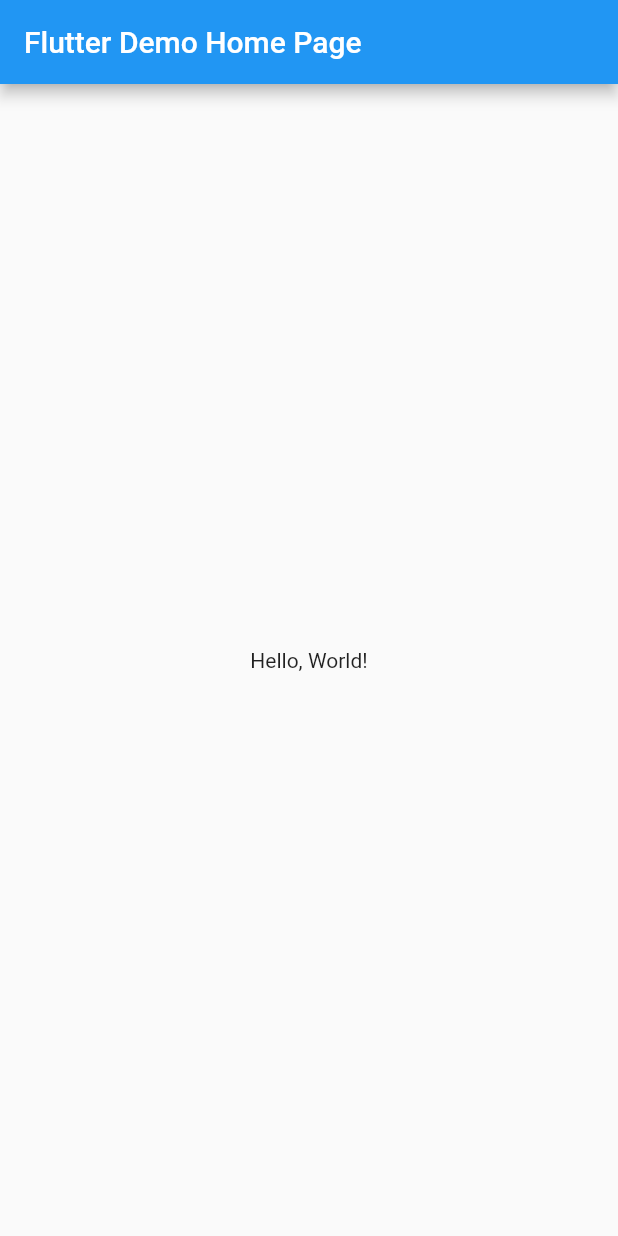
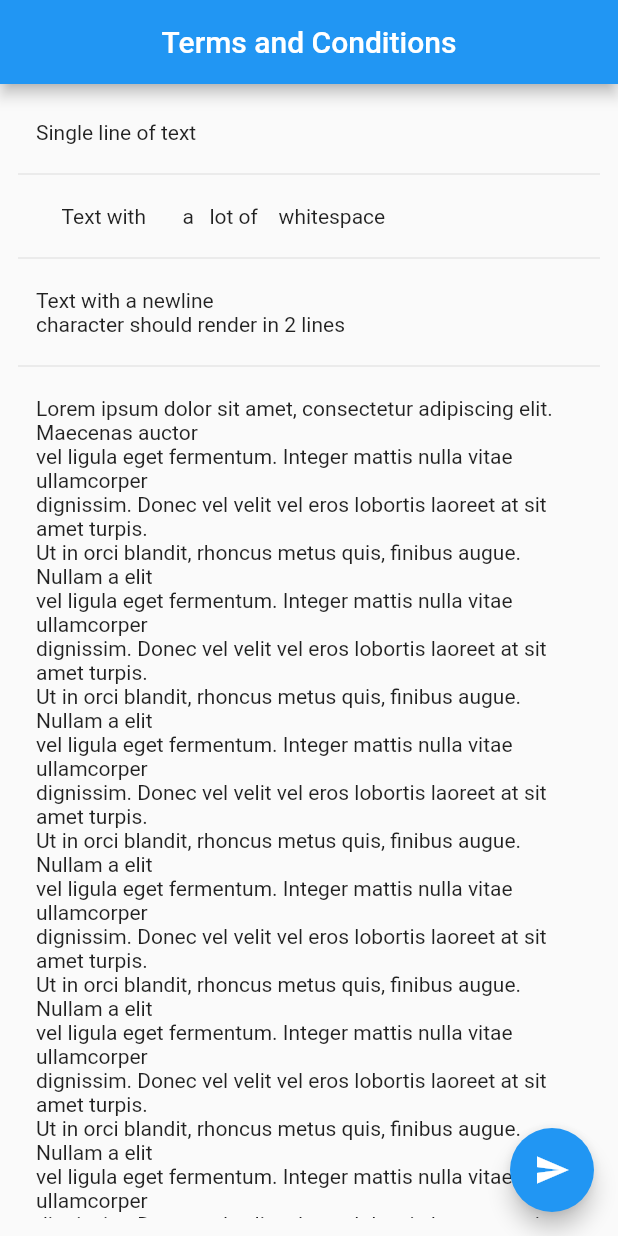
Before and after one commit to hieutle2011/flutter-examples, a Flutter app: the screen it shows after launch, on a phone screen of 412 x 824 dp. Run offline on Flutter 3.47's test engine with Material 2 defaults, Android fonts, the phone set to English and light mode, and no system bars; missing offline and left inert: flutter_web.

Commit message:
floating button

```diff
--- a/lib/main.dart
+++ b/lib/main.dart
@@ -11,32 +11,81 @@ class MyApp extends StatelessWidget {
       theme: ThemeData(
         primarySwatch: Colors.blue,
       ),
-      home: MyHomePage(title: 'Flutter Demo Home Page'),
+      home: TextDemo(),
     );
   }
 }
+// Copyright 2018 The Chromium Authors. All rights reserved.
+// Use of this source code is governed by a BSD-style license that can be
+// found in the LICENSE file.
 
-class MyHomePage extends StatelessWidget {
-  MyHomePage({Key key, this.title}) : super(key: key);
+String longtext =
+    '''Lorem ipsum dolor sit amet, consectetur adipiscing elit. Maecenas auctor
+vel ligula eget fermentum. Integer mattis nulla vitae ullamcorper
+dignissim. Donec vel velit vel eros lobortis laoreet at sit amet turpis.
+Ut in orci blandit, rhoncus metus quis, finibus augue. Nullam a elit
+vel ligula eget fermentum. Integer mattis nulla vitae ullamcorper
+dignissim. Donec vel velit vel eros lobortis laoreet at sit amet turpis.
+Ut in orci blandit, rhoncus metus quis, finibus augue. Nullam a elit
+vel ligula eget fermentum. Integer mattis nulla vitae ullamcorper
+dignissim. Donec vel velit vel eros lobortis laoreet at sit amet turpis.
+Ut in orci blandit, rhoncus metus quis, finibus augue. Nullam a elit
+vel ligula eget fermentum. Integer mattis nulla vitae ullamcorper
+dignissim. Donec vel velit vel eros lobortis laoreet at sit amet turpis.
+Ut in orci blandit, rhoncus metus quis, finibus augue. Nullam a elit
+vel ligula eget fermentum. Integer mattis nulla vitae ullamcorper
+dignissim. Donec vel velit vel eros lobortis laoreet at sit amet turpis.
+Ut in orci blandit, rhoncus metus quis, finibus augue. Nullam a elit
+vel ligula eget fermentum. Integer mattis nulla vitae ullamcorper
+dignissim. Donec vel velit vel eros lobortis laoreet at sit amet turpis.
+Ut in orci blandit, rhoncus metus quis, finibus augue. Nullam a elit
+vel ligula eget fermentum. Integer mattis nulla vitae ullamcorper
+dignissim. Donec vel velit vel eros lobortis laoreet at sit amet turpis.
+Ut in orci blandit, rhoncus metus quis, finibus augue. Nullam a elit
+vel ligula eget fermentum. Integer mattis nulla vitae ullamcorper
+dignissim. Donec vel velit vel eros lobortis laoreet at sit amet turpis.
+Ut in orci blandit, rhoncus metus quis, finibus augue. Nullam a elit
+venenatis metus accumsan dapibus. Vestibulum imperdiet tristique viverra.''';
 
-  final String title;
+class TextDemo extends StatelessWidget {
+  // static const routeName = '/material/text';
 
   @override
   Widget build(BuildContext context) {
     return Scaffold(
       appBar: AppBar(
-        title: Text(title),
+        title: Text('Terms and Conditions'),
+        centerTitle: true,
       ),
-      body: Center(
-        child: Column(
-          mainAxisAlignment: MainAxisAlignment.center,
-          children: <Widget>[
-            Text(
-              'Hello, World!',
-            ),
+      body: pad(
+        ListView(
+          children: [
+            pad(Text('Single line of text')),
+            Divider(),
+            pad(Text('     Text with       a   lot of    whitespace     ')),
+            Divider(),
+            pad(Text(
+                'Text with a newline\ncharacter should render in 2 lines')),
+            Divider(),
+            pad(Text(
+              longtext,
+            )),
+            Divider(),
           ],
         ),
       ),
+      floatingActionButton: FloatingActionButton(
+        onPressed: () {
+          print('pressed');
+        },
+        child: Icon(Icons.send),
+      ),
+      // floatingActionButtonLocation: FloatingActionButtonLocation.endFloat,
     );
   }
+
+  Padding pad(Widget child) => Padding(
+        padding: EdgeInsets.all(12),
+        child: child,
+      );
 }
--- a/pubspec.yaml
+++ b/pubspec.yaml
@@ -1,5 +1,5 @@
 name: init
-description: An app built using Flutter for web
+description: Floating button and text
 
 environment:
   # You must be using Flutter >=1.5.0 or Dart >=2.3.0
```
